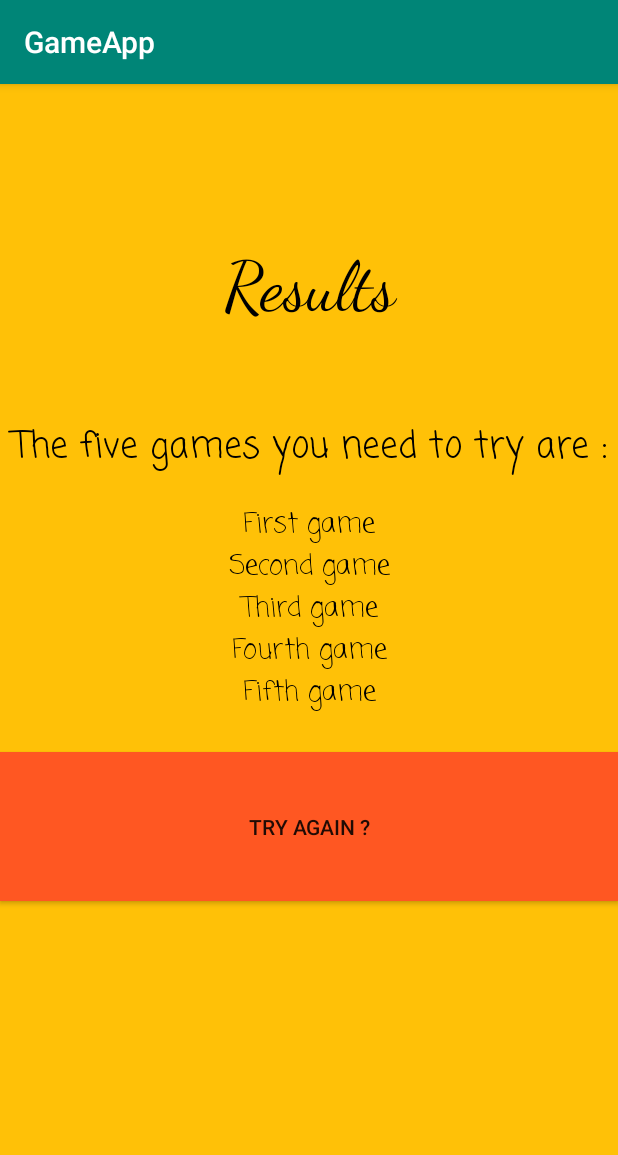
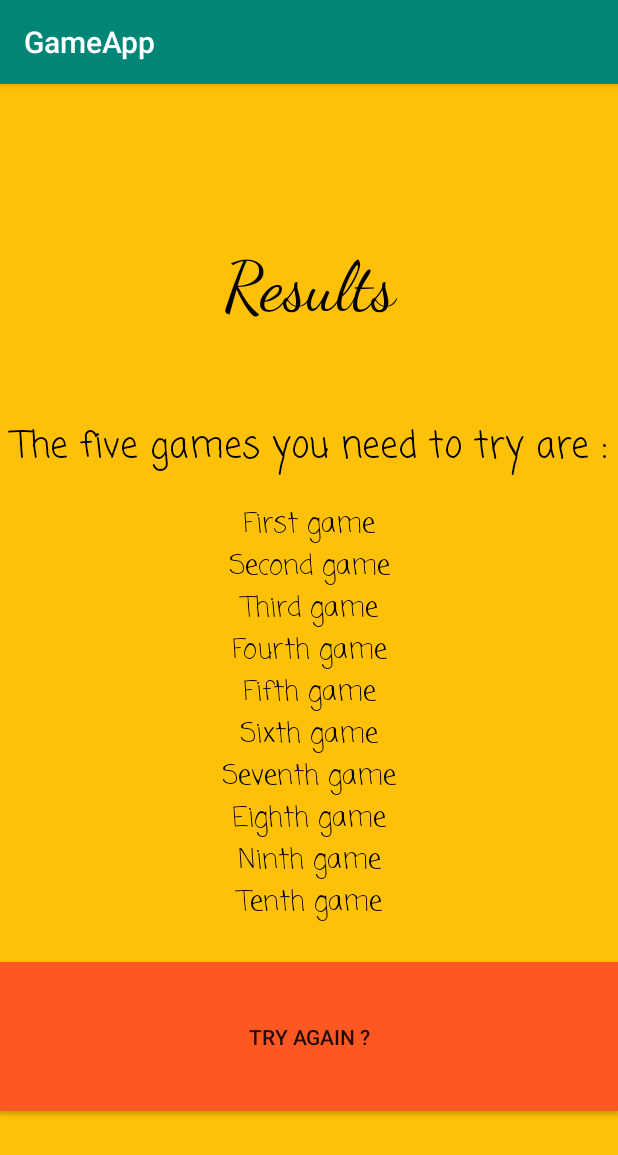
Before and after one commit to Angelina0121/GameApp4, an Android app: the Final_result screen opened directly, with no data from a screen before it, on a phone screen of 412 x 824 dp. Shown: the top 1155 px of the screen. Run offline under Robolectric (Android 15) with nearby library versions, the phone set to English and light mode, and no system bars.

Commit message:
Change number of games at the end

```diff
--- a/app/src/main/res/layout/activity_final_result.xml
+++ b/app/src/main/res/layout/activity_final_result.xml
@@ -93,13 +93,67 @@
             app:fontFamily="casual" />
 
         //Fifth game
-
         <TextView
             android:id="@+id/fifthGame"
             android:layout_width="match_parent"
             android:layout_height="wrap_content"
             android:gravity="center_horizontal|center_vertical"
             android:text="Fifth game"
+            android:textColor="#000000"
+            android:textSize="18sp"
+            app:fontFamily="casual" />
+
+        //Sixth game
+        <TextView
+            android:id="@+id/sixthGame"
+            android:layout_width="match_parent"
+            android:layout_height="wrap_content"
+            android:gravity="center_horizontal|center_vertical"
+            android:text="Sixth game"
+            android:textColor="#000000"
+            android:textSize="18sp"
+            app:fontFamily="casual" />
+
+        //Seventh game
+        <TextView
+            android:id="@+id/seventhGame"
+            android:layout_width="match_parent"
+            android:layout_height="wrap_content"
+            android:gravity="center_horizontal|center_vertical"
+            android:text="Seventh game"
+            android:textColor="#000000"
+            android:textSize="18sp"
+            app:fontFamily="casual" />
+
+        //Eighth game
+        <TextView
+            android:id="@+id/eighthGame"
+            android:layout_width="match_parent"
+            android:layout_height="wrap_content"
+            android:gravity="center_horizontal|center_vertical"
+            android:text="Eighth game"
+            android:textColor="#000000"
+            android:textSize="18sp"
+            app:fontFamily="casual" />
+
+        //Ninth game
+        <TextView
+            android:id="@+id/ninthGame"
+            android:layout_width="match_parent"
+            android:layout_height="wrap_content"
+            android:gravity="center_horizontal|center_vertical"
+            android:text="Ninth game"
+            android:textColor="#000000"
+            android:textSize="18sp"
+            app:fontFamily="casual" />
+
+        //Tenth game
+        <TextView
+            android:id="@+id/TenthGame"
+            android:layout_width="match_parent"
+            android:layout_height="wrap_content"
+            android:gravity="center_horizontal|center_vertical"
+            android:text="Tenth game"
             android:textColor="#000000"
             android:textSize="18sp"
             app:fontFamily="casual" />
```
